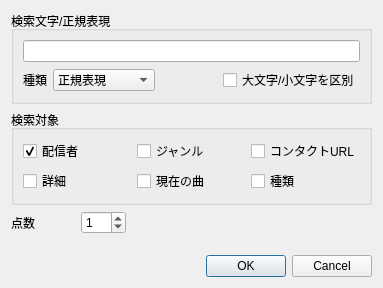
Before: the Qt Designer form expressiondialog.ui in bookdraft/QPeerCastYP, drawn with Qt 5.
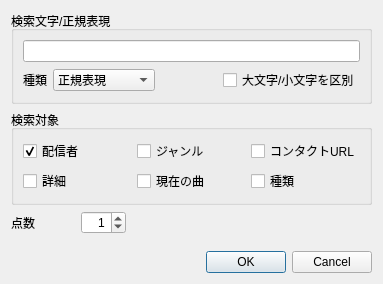
After: the same form once the commit is applied.

Diff of the .ui file:
```diff
--- a/expressiondialog.ui
+++ b/expressiondialog.ui
@@ -6,7 +6,7 @@
     <x>0</x>
     <y>0</y>
     <width>383</width>
-    <height>288</height>
+    <height>284</height>
    </rect>
   </property>
   <property name="windowTitle" >
@@ -199,6 +199,9 @@
          <verstretch>0</verstretch>
         </sizepolicy>
        </property>
+       <property name="alignment" >
+        <set>Qt::AlignRight|Qt::AlignTrailing|Qt::AlignVCenter</set>
+       </property>
        <property name="minimum" >
         <number>-99</number>
        </property>
```
